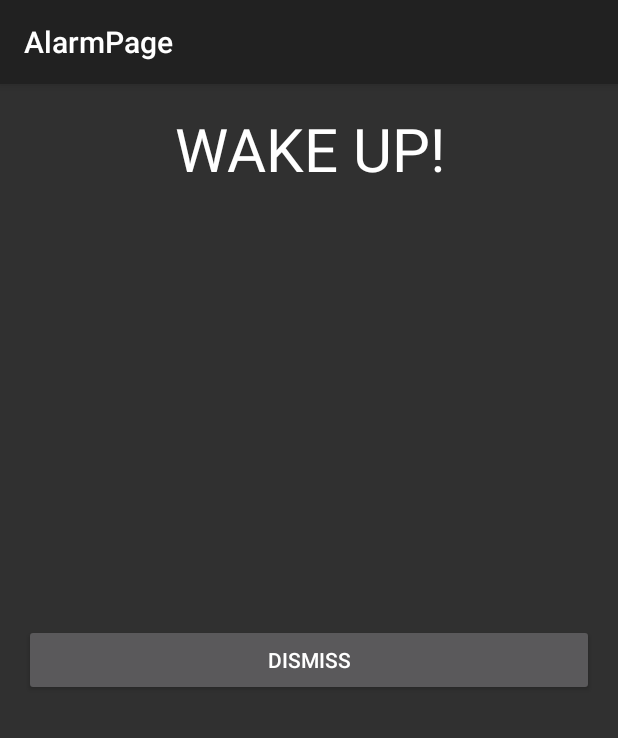
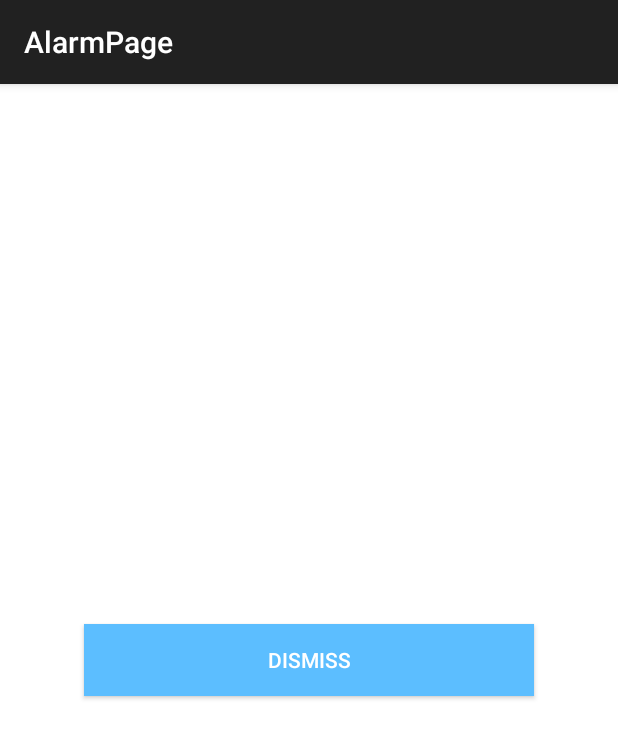
Before and after one commit to leonleonho/TransitAlarm2.0, an Android app: the AlarmPage screen opened directly, with no data from a screen before it, on a phone screen of 412 x 824 dp. Shown: the top 738 px of the screen. Run offline under Robolectric (Android 15) with nearby library versions, the phone set to English and light mode, and no system bars.

Commit message:
changed alarm page layout; need to add "you are nearing your destination"

```diff
--- a/app/src/main/java/com/example/leon/transitalarm20/MapsActivity.java
+++ b/app/src/main/java/com/example/leon/transitalarm20/MapsActivity.java
@@ -127,7 +127,6 @@ public class MapsActivity extends FragmentActivity implements
         }
     }
 
-    private void showBuses() {}
     public void showSchedule(View view) {
         fragmentManager = getFragmentManager();
         fragmentTransaction = fragmentManager.beginTransaction();
--- a/app/src/main/res/layout/activity_alarm_page.xml
+++ b/app/src/main/res/layout/activity_alarm_page.xml
@@ -4,27 +4,20 @@
     android:paddingRight="@dimen/activity_horizontal_margin"
     android:paddingTop="@dimen/activity_vertical_margin"
     android:paddingBottom="@dimen/activity_vertical_margin"
+    android:background="#ffffffff"
     tools:context="com.example.leon.transitalarm20.AlarmPage"
     android:id="@+id/AlarmPage">
 
-    <TextView
-        android:layout_width="wrap_content"
+
+    <Button
+        android:layout_width="300dp"
         android:layout_height="wrap_content"
-        android:textAppearance="?android:attr/textAppearanceLarge"
-        android:gravity="center"
-        android:textSize="40sp"
-        android:text="WAKE UP!"
-        android:id="@+id/textView"
-        android:layout_alignParentRight="true"
-        android:layout_alignParentEnd="true"
-        android:layout_alignParentTop="true"
-        android:layout_alignParentLeft="true"
-        android:layout_alignParentStart="true" />
-    <Button
-        android:layout_width="match_parent"
-        android:layout_height="wrap_content"
+        android:text="Dismiss"
+        android:textColor="#ffffff"
+        android:onClick="onDismiss"
+        android:background="#ff5cbeff"
         android:layout_centerHorizontal="true"
         android:layout_centerVertical="true"
-        android:text="Dismiss"
-        android:onClick="onDismiss"/>
+        />
+
 </RelativeLayout>
```
Also changed, not shown: app/src/main/java/com/example/leon/transitalarm20/FragmentBusSchedule.java (+21 -3 lines).
